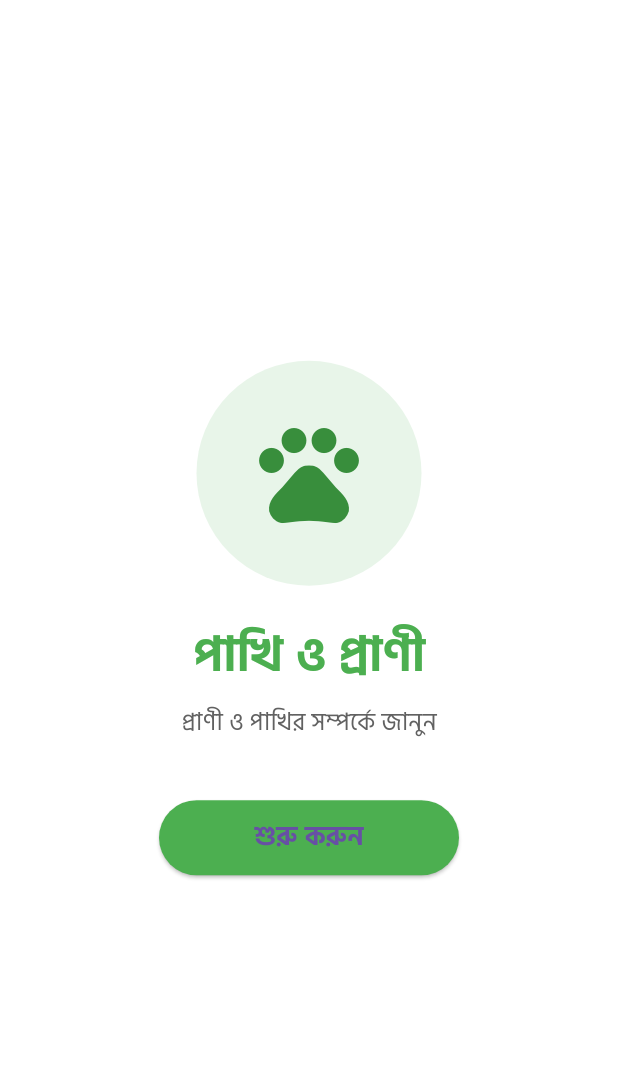
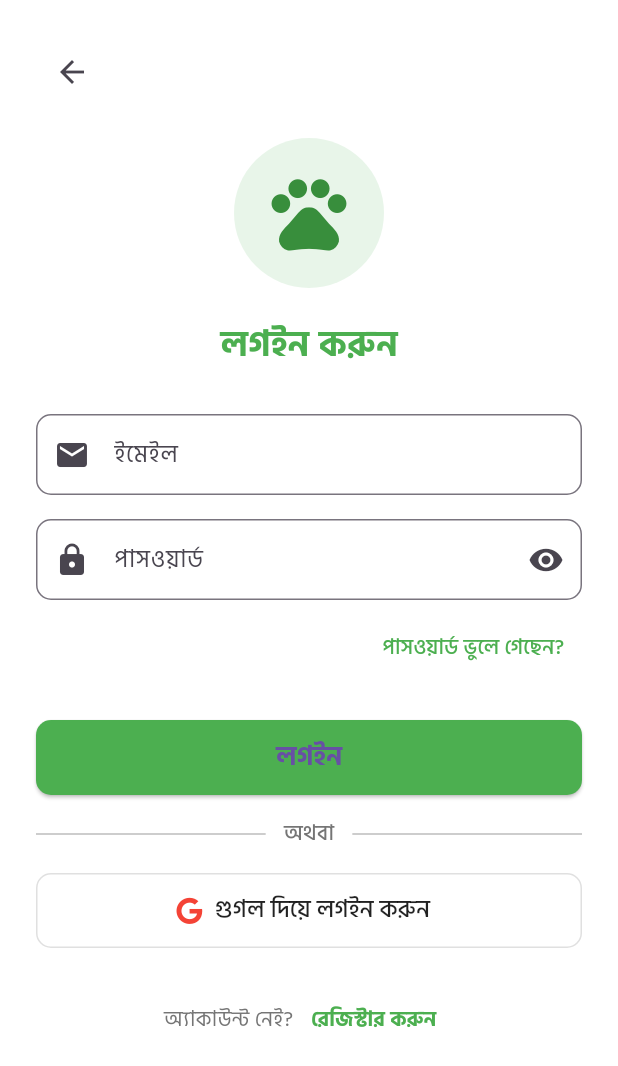
Before and after one commit to sohrab09/awwao, a Flutter app: the screen it shows after launch, after a tap on "শুরু করুন", on a phone screen of 412 x 824 dp. Shown: the top 1066 px of the screen. Run offline on Flutter 3.47's test engine with Material 3 defaults, Android fonts, the phone set to English and light mode, and no system bars; our stand-ins replace font_awesome_flutter.

Commit message:
Add Login Screen.

```diff
--- /dev/null
+++ b/lib/screens/login_screen.dart
@@ -0,0 +1,267 @@
+import 'package:flutter/material.dart';
+import 'package:font_awesome_flutter/font_awesome_flutter.dart';
+
+class LoginScreen extends StatefulWidget {
+  const LoginScreen({super.key});
+
+  @override
+  State<LoginScreen> createState() => _LoginScreenState();
+}
+
+class _LoginScreenState extends State<LoginScreen> {
+  final _formKey = GlobalKey<FormState>();
+  final _emailController = TextEditingController();
+  final _passwordController = TextEditingController();
+  bool _isPasswordVisible = false;
+
+  @override
+  void dispose() {
+    _emailController.dispose();
+    _passwordController.dispose();
+    super.dispose();
+  }
+
+  @override
+  Widget build(BuildContext context) {
+    return Scaffold(
+      body: SafeArea(
+        child: SingleChildScrollView(
+          padding: const EdgeInsets.all(24.0),
+          child: Column(
+            crossAxisAlignment: CrossAxisAlignment.start,
+            children: [
+              IconButton(
+                icon: const Icon(Icons.arrow_back),
+                onPressed: () => Navigator.pop(context),
+              ),
+              const SizedBox(height: 20),
+              Center(
+                child: Container(
+                  width: 100,
+                  height: 100,
+                  decoration: BoxDecoration(
+                    color: Colors.green.shade50,
+                    shape: BoxShape.circle,
+                  ),
+                  child: Center(
+                    child: Icon(
+                      Icons.pets,
+                      size: 60,
+                      color: Colors.green.shade700,
+                    ),
+                  ),
+                ),
+              ),
+              const SizedBox(height: 20),
+              const Center(
+                child: Text(
+                  'লগইন করুন',
+                  style: TextStyle(
+                    fontSize: 24,
+                    fontWeight: FontWeight.bold,
+                    color: Colors.green,
+                  ),
+                ),
+              ),
+              const SizedBox(height: 30),
+              Form(
+                key: _formKey,
+                child: Column(
+                  children: [
+                    TextFormField(
+                      controller: _emailController,
+                      keyboardType: TextInputType.emailAddress,
+                      decoration: InputDecoration(
+                        labelText: 'ইমেইল',
+                        prefixIcon: const Icon(Icons.email),
+                        border: OutlineInputBorder(
+                          borderRadius: BorderRadius.circular(10),
+                        ),
+                        contentPadding: const EdgeInsets.symmetric(
+                          vertical: 15,
+                          horizontal: 15,
+                        ),
+                      ),
+                      validator: (value) {
+                        if (value == null || value.isEmpty) {
+                          return 'ইমেইল প্রয়োজন';
+                        }
+                        return null;
+                      },
+                    ),
+                    const SizedBox(height: 16),
+                    TextFormField(
+                      controller: _passwordController,
+                      obscureText: !_isPasswordVisible,
+                      decoration: InputDecoration(
+                        labelText: 'পাসওয়ার্ড',
+                        prefixIcon: const Icon(Icons.lock),
+                        suffixIcon: IconButton(
+                          icon: Icon(
+                            _isPasswordVisible
+                                ? Icons.visibility_off
+                                : Icons.visibility,
+                          ),
+                          onPressed: () {
+                            setState(() {
+                              _isPasswordVisible = !_isPasswordVisible;
+                            });
+                          },
+                        ),
+                        border: OutlineInputBorder(
+                          borderRadius: BorderRadius.circular(10),
+                        ),
+                        contentPadding: const EdgeInsets.symmetric(
+                          vertical: 15,
+                          horizontal: 15,
+                        ),
+                      ),
+                      validator: (value) {
+                        if (value == null || value.isEmpty) {
+                          return 'পাসওয়ার্ড প্রয়োজন';
+                        }
+                        return null;
+                      },
+                    ),
+                    const SizedBox(height: 8),
+                    Align(
+                      alignment: Alignment.centerRight,
+                      child: TextButton(
+                        onPressed: () {
+                          // Implement password recovery
+                        },
+                        child: const Text(
+                          'পাসওয়ার্ড ভুলে গেছেন?',
+                          style: TextStyle(color: Colors.green),
+                        ),
+                      ),
+                    ),
+                    const SizedBox(height: 24),
+                    SizedBox(
+                      width: double.infinity,
+                      height: 50,
+                      child: ElevatedButton(
+                        onPressed: () {
+                          if (_formKey.currentState!.validate()) {
+                            // Implement login
+                          }
+                        },
+                        style: ElevatedButton.styleFrom(
+                          backgroundColor: Colors.green,
+                          shape: RoundedRectangleBorder(
+                            borderRadius: BorderRadius.circular(10),
+                          ),
+                        ),
+                        child: const Text(
+                          'লগইন',
+                          style: TextStyle(
+                            fontSize: 18,
+                            fontWeight: FontWeight.bold,
+                          ),
+                        ),
+                      ),
+                    ),
+                    const SizedBox(height: 16),
+                    Row(
+                      children: [
+                        Expanded(
+                          child: Divider(
+                            color: Colors.grey.shade400,
+                            thickness: 1,
+                          ),
+                        ),
+                        Padding(
+                          padding: const EdgeInsets.symmetric(horizontal: 12),
+                          child: Text(
+                            'অথবা',
+                            style: TextStyle(
+                              color: Colors.grey.shade600,
+                              fontWeight: FontWeight.w500,
+                            ),
+                          ),
+                        ),
+                        Expanded(
+                          child: Divider(
+                            color: Colors.grey.shade400,
+                            thickness: 1,
+                          ),
+                        ),
+                      ],
+                    ),
+                    const SizedBox(height: 16),
+                    SizedBox(
+                      width: double.infinity,
+                      height: 50,
+                      child: OutlinedButton.icon(
+                        icon: const Icon(
+                          FontAwesomeIcons.google,
+                          color: Colors.red,
+                        ),
+                        label: const Text(
+                          'গুগল দিয়ে লগইন করুন',
+                          style: TextStyle(
+                            fontSize: 16,
+                            fontWeight: FontWeight.w500,
+                            color: Colors.black87,
+                          ),
+                        ),
+                        style: OutlinedButton.styleFrom(
+                          side: BorderSide(color: Colors.grey.shade300),
+                          shape: RoundedRectangleBorder(
+                            borderRadius: BorderRadius.circular(10),
+                          ),
+                        ),
+                        onPressed: () {
+                          showDialog(
+                            context: context,
+                            builder: (BuildContext context) {
+                              return AlertDialog(
+                                title: const Text('Coming Soon!'),
+                                content: const Text(
+                                  'Google login feature is coming soon.',
+                                ),
+                                actions: [
+                                  TextButton(
+                                    onPressed: () {
+                                      Navigator.of(context).pop();
+                                    },
+                                    child: const Text('OK'),
+                                  ),
+                                ],
+                              );
+                            },
+                          );
+                        },
+                      ),
+                    ),
+
+                    const SizedBox(height: 24),
+                    Row(
+                      mainAxisAlignment: MainAxisAlignment.center,
+                      children: [
+                        Text(
+                          'অ্যাকাউন্ট নেই?',
+                          style: TextStyle(color: Colors.grey.shade600),
+                        ),
+                        TextButton(
+                          onPressed: () {},
+                          child: const Text(
+                            'রেজিস্টার করুন',
+                            style: TextStyle(
+                              color: Colors.green,
+                              fontWeight: FontWeight.bold,
+                            ),
+                          ),
+                        ),
+                      ],
+                    ),
+                  ],
+                ),
+              ),
+            ],
+          ),
+        ),
+      ),
+    );
+  }
+}
--- a/lib/screens/splash_screen.dart
+++ b/lib/screens/splash_screen.dart
@@ -1,3 +1,4 @@
+import 'package:awwao/screens/login_screen.dart';
 import 'package:flutter/material.dart';
 
 class SplashScreen extends StatelessWidget {
@@ -51,7 +52,14 @@ class SplashScreen extends StatelessWidget {
                     const SizedBox(height: 40),
                     // Get Started Button
                     ElevatedButton(
-                      onPressed: () {},
+                      onPressed: () {
+                        Navigator.push(
+                          context,
+                          MaterialPageRoute(
+                            builder: (context) => const LoginScreen(),
+                          ),
+                        );
+                      },
                       style: ElevatedButton.styleFrom(
                         backgroundColor: Colors.green,
                         minimumSize: const Size(200, 50),
```
